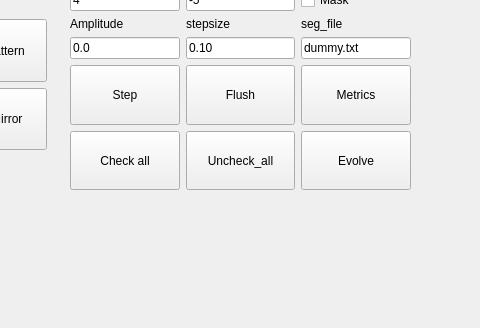
Above: modules/BMC_multicorrection/BMC_multicorrection_design.ui from Huanglab-ucsf/InControl before the change; both pictures show x 540 to 1020 and y 411 to 739 of the 1152 by 739 pixel window. Below: the same form after it.
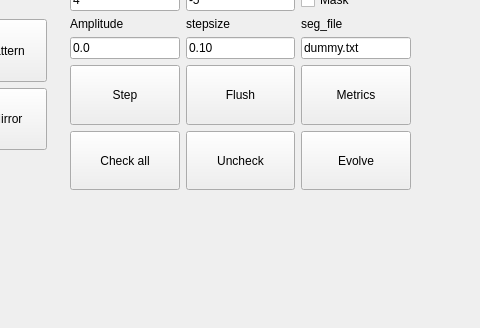
That is the form after the change.

Diff of the .ui file:
```diff
--- a/modules/BMC_multicorrection/BMC_multicorrection_design.ui
+++ b/modules/BMC_multicorrection/BMC_multicorrection_design.ui
@@ -725,7 +725,7 @@
         </sizepolicy>
        </property>
        <property name="text">
-        <string>Uncheck_all</string>
+        <string>Uncheck</string>
        </property>
       </widget>
      </item>
```
Left out of the diff: 26 changed lines with no effect on the pictures.
